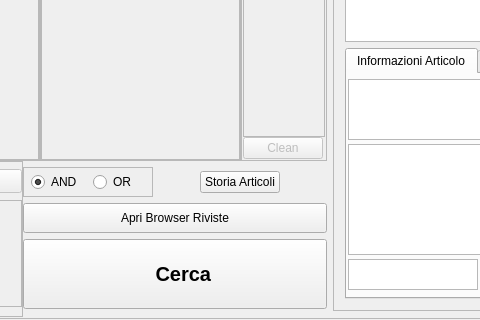
This is lescienze500/src/lescienze500.ui in simon-r/LeScienze500 as Qt 5 draws it before an edit; both pictures show x 242 to 722 and y 421 to 741 of the 1098 by 741 pixel window. The edited form follows.
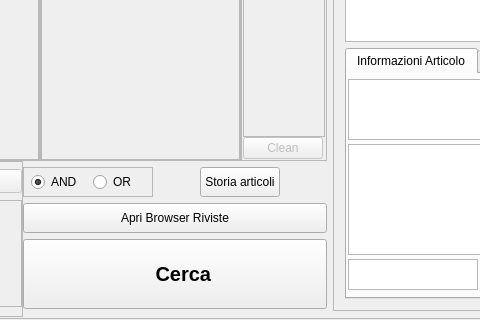
This is the edited form. Icons and pictures are not drawn.

Patch:
```diff
--- a/lescienze500/src/lescienze500.ui
+++ b/lescienze500/src/lescienze500.ui
@@ -1376,8 +1376,14 @@
                  </item>
                  <item row="2" column="2">
                   <widget class="QPushButton" name="MostraStoria">
+                   <property name="minimumSize">
+                    <size>
+                     <width>0</width>
+                     <height>30</height>
+                    </size>
+                   </property>
                    <property name="text">
-                    <string>Storia Articoli</string>
+                    <string>Storia articoli</string>
                    </property>
                    <property name="icon">
                     <iconset resource="crystal.qrc">
```
Left out of the diff: 2 changed lines with no effect on the pictures.
